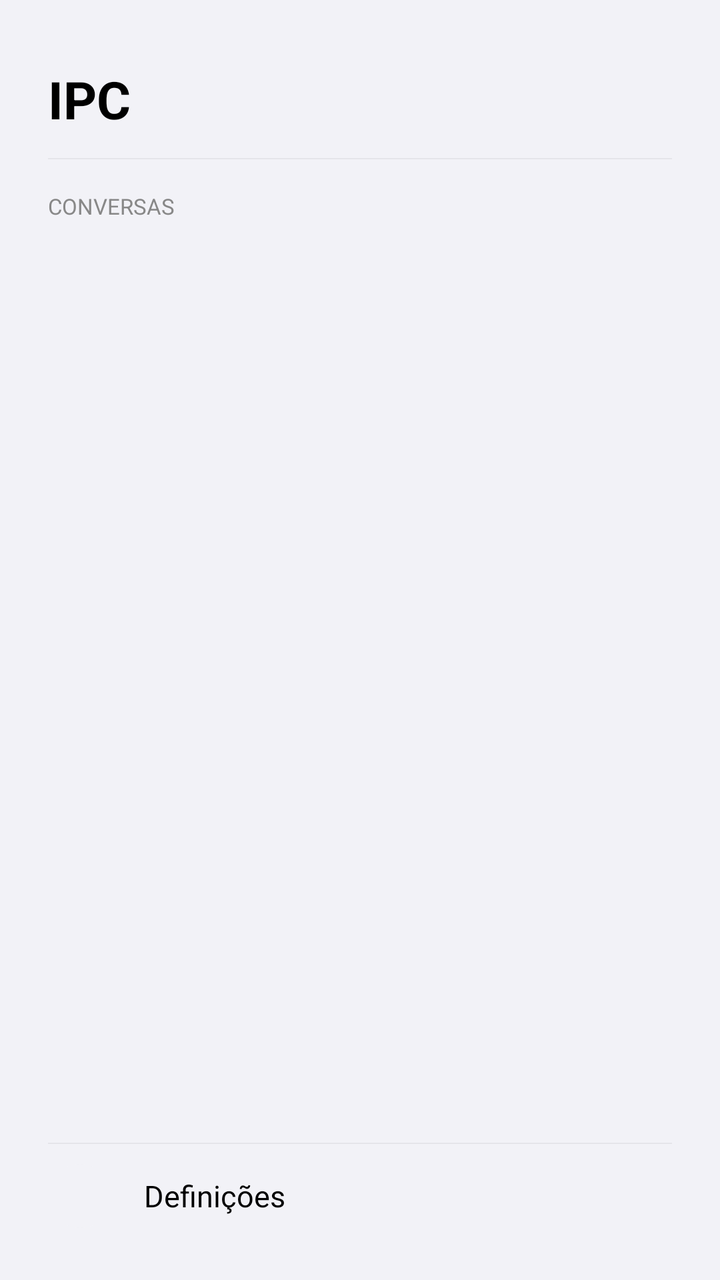
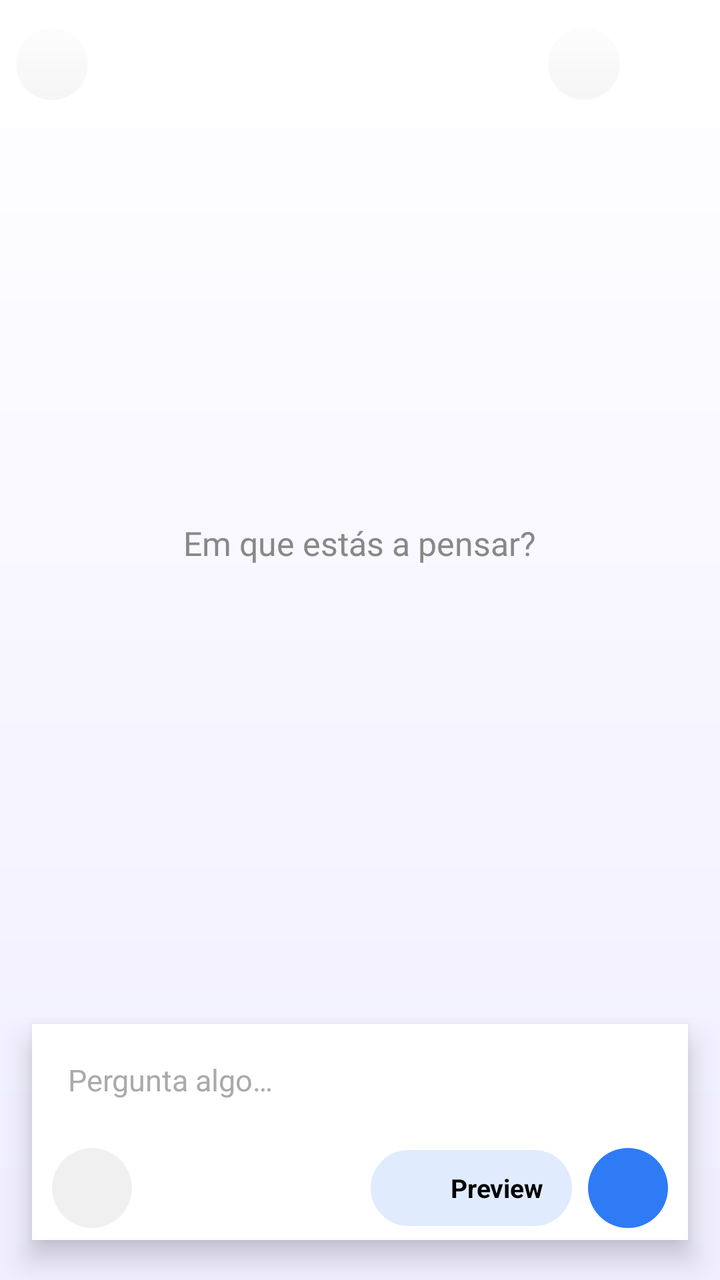

Screens rendered from an Android XML layout before and after an edit, with the pre-edit source and the edit as a unified diff.
<!-- AndroidManifest.xml: application theme Theme.IPC -->
<!-- res/layout/activity_main.xml -->
<?xml version="1.0" encoding="utf-8"?>
<FrameLayout
    xmlns:android="http://schemas.android.com/apk/res/android"
    xmlns:app="http://schemas.android.com/apk/res-auto"
    android:id="@+id/rootFrame"
    android:layout_width="match_parent"
    android:layout_height="match_parent"
    android:background="@color/drawer_background">

    
    <LinearLayout
        android:id="@+id/drawerContainer"
        android:layout_width="match_parent"
        android:layout_height="match_parent"
        android:layout_gravity="start"
        android:orientation="vertical"
        android:background="@color/drawer_background"
        android:fitsSystemWindows="true"
        android:elevation="12dp">

        <LinearLayout
            android:layout_width="match_parent"
            android:layout_height="wrap_content"
            android:orientation="vertical"
            android:paddingStart="24dp"
            android:paddingEnd="24dp"
            android:paddingTop="32dp"
            android:paddingBottom="12dp">

            <TextView
                android:id="@+id/drawerAppName"
                android:layout_width="wrap_content"
                android:layout_height="wrap_content"
                android:text="IPC"
                android:textSize="26sp"
                android:textStyle="bold"
                android:textColor="@color/drawer_text" />
        </LinearLayout>

        <View
            android:layout_width="match_parent"
            android:layout_height="0.5dp"
            android:layout_marginStart="24dp"
            android:layout_marginEnd="24dp"
            android:layout_marginBottom="4dp"
            android:background="@color/divider" />

        <TextView
            android:layout_width="wrap_content"
            android:layout_height="wrap_content"
            android:text="@string/drawer_conversations"
            android:textSize="11sp"
            android:textAllCaps="true"
            android:textColor="@color/settings_section_label"
            android:paddingStart="24dp"
            android:paddingTop="12dp"
            android:paddingBottom="6dp" />

        <ScrollView
            android:layout_width="match_parent"
            android:layout_height="0dp"
            android:layout_weight="1"
            android:overScrollMode="never">

            <LinearLayout
                android:id="@+id/drawerConversationsList"
                android:layout_width="match_parent"
                android:layout_height="wrap_content"
                android:orientation="vertical"
                android:paddingBottom="8dp" />
        </ScrollView>

        <View
            android:layout_width="match_parent"
            android:layout_height="0.5dp"
            android:layout_marginStart="24dp"
            android:layout_marginEnd="24dp"
            android:background="@color/divider" />

        <LinearLayout
            android:id="@+id/drawerItemSettings"
            android:layout_width="match_parent"
            android:layout_height="52dp"
            android:orientation="horizontal"
            android:gravity="center_vertical"
            android:paddingStart="24dp"
            android:paddingEnd="24dp"
            android:background="?attr/selectableItemBackground">

            <FrameLayout
                android:layout_width="32dp"
                android:layout_height="32dp"
                android:background="@drawable/drawer_icon_bg"
                android:layout_marginEnd="16dp">

                <ImageView
                    android:id="@+id/drawerIconSettings"
                    android:layout_width="14dp"
                    android:layout_height="14dp"
                    android:layout_gravity="center" />
            </FrameLayout>

            <TextView
                android:layout_width="0dp"
                android:layout_height="wrap_content"
                android:layout_weight="1"
                android:text="@string/drawer_settings"
                android:textSize="15sp"
                android:textColor="@color/drawer_text" />

            <ImageView
                android:id="@+id/drawerChevronSettings"
                android:layout_width="13dp"
                android:layout_height="13dp" />
        </LinearLayout>

        <View
            android:id="@+id/drawerNavSpacer"
            android:layout_width="match_parent"
            android:layout_height="16dp" />
    </LinearLayout>

    
    <androidx.coordinatorlayout.widget.CoordinatorLayout
        android:id="@+id/coordinatorLayout"
        android:layout_width="match_parent"
        android:layout_height="match_parent"
        android:background="@drawable/bg_gradient_blue"
        android:elevation="8dp"
        android:outlineProvider="bounds">

        
        <FrameLayout
            android:id="@+id/contentContainer"
            android:layout_width="match_parent"
            android:layout_height="match_parent">

            <com.google.android.material.appbar.AppBarLayout
                android:id="@+id/appBarLayout"
                android:layout_width="match_parent"
                android:layout_height="wrap_content"
                android:background="@color/appbar_solid"
                android:fitsSystemWindows="false"
                app:elevation="0dp"
                app:liftOnScroll="false">

                <FrameLayout
                    android:layout_width="match_parent"
                    android:layout_height="wrap_content">

                    <RelativeLayout
                        android:layout_width="match_parent"
                        android:layout_height="?attr/actionBarSize"
                        android:paddingStart="8dp"
                        android:paddingEnd="8dp">

                        <FrameLayout
                            android:layout_width="36dp"
                            android:layout_height="36dp"
                            android:layout_centerVertical="true"
                            android:layout_alignParentStart="true"
                            android:background="@drawable/appbar_btn_bg"
                            android:clickable="true"
                            android:focusable="true">

                            <ImageView
                                android:id="@+id/btnMenu"
                                android:layout_width="17dp"
                                android:layout_height="17dp"
                                android:layout_gravity="center"
                                android:background="?attr/selectableItemBackgroundBorderless" />
                        </FrameLayout>

                        <LinearLayout
                            android:layout_width="wrap_content"
                            android:layout_height="wrap_content"
                            android:orientation="horizontal"
                            android:gravity="center_vertical"
                            android:layout_centerVertical="true"
                            android:layout_alignParentEnd="true">

                            <FrameLayout
                                android:id="@+id/btnNewChat"
                                android:layout_width="36dp"
                                android:layout_height="36dp"
                                android:layout_marginEnd="6dp"
                                android:background="@drawable/appbar_btn_bg"
                                android:clickable="true"
                                android:focusable="true">

                                <ImageView
                                    android:id="@+id/btnNewChatIcon"
                                    android:layout_width="17dp"
                                    android:layout_height="17dp"
                                    android:layout_gravity="center"
                                    android:background="?attr/selectableItemBackgroundBorderless" />
                            </FrameLayout>

                            <FrameLayout
                                android:id="@+id/btnMoreWrapper"
                                android:layout_width="36dp"
                                android:layout_height="36dp"
                                android:background="@drawable/appbar_btn_bg"
                                android:clickable="true"
                                android:focusable="true"
                                android:visibility="invisible">

                                <ImageView
                                    android:id="@+id/btnMore"
                                    android:layout_width="17dp"
                                    android:layout_height="17dp"
                                    android:layout_gravity="center"
                                    android:background="?attr/selectableItemBackgroundBorderless" />
                            </FrameLayout>
                        </LinearLayout>
                    </RelativeLayout>
                </FrameLayout>
            </com.google.android.material.appbar.AppBarLayout>

            <View
                android:id="@+id/appBarGradient"
                android:layout_width="match_parent"
                android:layout_height="80dp"
                android:background="@drawable/appbar_gradient"
                app:layout_behavior="@string/appbar_scrolling_view_behavior" />

            <androidx.recyclerview.widget.RecyclerView
                android:id="@+id/chatRecyclerView"
                android:layout_width="match_parent"
                android:layout_height="match_parent"
                android:paddingStart="16dp"
                android:paddingEnd="16dp"
                android:paddingTop="8dp"
                android:paddingBottom="160dp"
                android:clipToPadding="false"
                android:overScrollMode="never"
                android:visibility="gone"
                app:layout_behavior="@string/appbar_scrolling_view_behavior" />

            <LinearLayout
                android:id="@+id/previewState"
                android:layout_width="match_parent"
                android:layout_height="match_parent"
                android:orientation="vertical"
                android:gravity="center_horizontal"
                android:paddingTop="100dp"
                android:paddingBottom="140dp"
                android:paddingStart="32dp"
                android:paddingEnd="32dp"
                android:visibility="gone"
                app:layout_behavior="@string/appbar_scrolling_view_behavior">

                <ImageView
                    android:id="@+id/previewImage"
                    android:layout_width="96dp"
                    android:layout_height="96dp"
                    android:scaleType="fitCenter"
                    android:adjustViewBounds="true" />

                <TextView
                    android:id="@+id/previewTitle"
                    android:layout_width="wrap_content"
                    android:layout_height="wrap_content"
                    android:layout_marginTop="20dp"
                    android:text="Resultado da Análise"
                    android:textSize="26sp"
                    android:textStyle="bold"
                    android:textColor="@color/text_primary"
                    android:gravity="center" />

                <TextView
                    android:id="@+id/previewSubtitle"
                    android:layout_width="wrap_content"
                    android:layout_height="wrap_content"
                    android:layout_marginTop="8dp"
                    android:text="O output da sua consulta será apresentado aqui."
                    android:textSize="17sp"
                    android:textColor="@color/text_hint"
                    android:gravity="center"
                    android:lineSpacingMultiplier="1.4" />
            </LinearLayout>

            <LinearLayout
                android:id="@+id/emptyState"
                android:layout_width="match_parent"
                android:layout_height="match_parent"
                android:orientation="vertical"
                android:gravity="center_horizontal"
                android:paddingTop="100dp"
                android:paddingBottom="160dp"
                android:paddingStart="32dp"
                android:paddingEnd="32dp"
                app:layout_behavior="@string/appbar_scrolling_view_behavior">

                <ImageView
                    android:id="@+id/emptyLogo"
                    android:layout_width="72dp"
                    android:layout_height="72dp"
                    android:scaleType="fitCenter"
                    android:adjustViewBounds="true"
                    android:layout_marginBottom="16dp" />

                <TextView
                    android:id="@+id/emptyGreeting"
                    android:layout_width="wrap_content"
                    android:layout_height="wrap_content"
                    android:textSize="48sp"
                    android:textStyle="bold"
                    android:textColor="@color/text_primary"
                    android:gravity="center" />

                <TextView
                    android:id="@+id/emptySubtitle"
                    android:layout_width="wrap_content"
                    android:layout_height="wrap_content"
                    android:layout_marginTop="8dp"
                    android:text="Em que estás a pensar?"
                    android:textSize="16.5sp"
                    android:textColor="@color/text_secondary"
                    android:gravity="center" />
            </LinearLayout>

            <View
                android:id="@+id/drawerScrim"
                android:layout_width="match_parent"
                android:layout_height="match_parent"
                android:background="@android:color/transparent"
                android:visibility="gone"
                android:clickable="true"
                android:focusable="true" />

            <FrameLayout
                android:id="@+id/popupOverlay"
                android:layout_width="match_parent"
                android:layout_height="match_parent"
                android:visibility="gone"
                android:clickable="true"
                android:focusable="true"
                android:background="#44000000">

                <LinearLayout
                    android:id="@+id/popupMenu"
                    android:layout_width="210dp"
                    android:layout_height="wrap_content"
                    android:layout_gravity="top|end"
                    android:layout_marginTop="56dp"
                    android:layout_marginEnd="8dp"
                    android:orientation="vertical"
                    android:background="@drawable/popup_menu_bg"
                    android:elevation="20dp"
                    android:clickable="true"
                    android:focusable="true">

                    <LinearLayout
                        android:id="@+id/popupItemCamera"
                        android:layout_width="match_parent"
                        android:layout_height="52dp"
                        android:orientation="horizontal"
                        android:gravity="center_vertical"
                        android:paddingStart="16dp"
                        android:paddingEnd="16dp"
                        android:background="?attr/selectableItemBackground"
                        android:clickable="true"
                        android:focusable="true">

                        <ImageView
                            android:id="@+id/popupCameraIcon"
                            android:layout_width="20dp"
                            android:layout_height="20dp"
                            android:layout_marginEnd="14dp" />

                        <TextView
                            android:layout_width="0dp"
                            android:layout_height="wrap_content"
                            android:layout_weight="1"
                            android:text="Câmara"
                            android:textSize="15sp"
                            android:textColor="@color/text_primary" />
                    </LinearLayout>

                    <LinearLayout
                        android:id="@+id/popupItemImport"
                        android:layout_width="match_parent"
                        android:layout_height="52dp"
                        android:orientation="horizontal"
                        android:gravity="center_vertical"
                        android:paddingStart="16dp"
                        android:paddingEnd="16dp"
                        android:background="?attr/selectableItemBackground"
                        android:clickable="true"
                        android:focusable="true">

                        <ImageView
                            android:id="@+id/popupImportIcon"
                            android:layout_width="20dp"
                            android:layout_height="20dp"
                            android:layout_marginEnd="14dp" />

                        <TextView
                            android:layout_width="0dp"
                            android:layout_height="wrap_content"
                            android:layout_weight="1"
                            android:text="Importar Ficheiro"
                            android:textSize="15sp"
                            android:textColor="@color/text_primary" />
                    </LinearLayout>

                    <LinearLayout
                        android:id="@+id/popupItemUrl"
                        android:layout_width="match_parent"
                        android:layout_height="52dp"
                        android:orientation="horizontal"
                        android:gravity="center_vertical"
                        android:paddingStart="16dp"
                        android:paddingEnd="16dp"
                        android:background="?attr/selectableItemBackground"
                        android:clickable="true"
                        android:focusable="true"
                        android:alpha="0.4">

                        <ImageView
                            android:id="@+id/popupUrlIcon"
                            android:layout_width="20dp"
                            android:layout_height="20dp"
                            android:layout_marginEnd="14dp" />

                        <TextView
                            android:layout_width="0dp"
                            android:layout_height="wrap_content"
                            android:layout_weight="1"
                            android:text="URL / Link"
                            android:textSize="15sp"
                            android:textColor="@color/text_primary" />
                    </LinearLayout>

                    <LinearLayout
                        android:id="@+id/popupItemExtras"
                        android:layout_width="match_parent"
                        android:layout_height="52dp"
                        android:orientation="horizontal"
                        android:gravity="center_vertical"
                        android:paddingStart="16dp"
                        android:paddingEnd="16dp"
                        android:background="?attr/selectableItemBackground"
                        android:clickable="true"
                        android:focusable="true">

                        <ImageView
                            android:id="@+id/popupExtrasIcon"
                            android:layout_width="20dp"
                            android:layout_height="20dp"
                            android:layout_marginEnd="14dp" />

                        <TextView
                            android:layout_width="0dp"
                            android:layout_height="wrap_content"
                            android:layout_weight="1"
                            android:text="Extras"
                            android:textSize="15sp"
                            android:textColor="@color/text_primary" />
                    </LinearLayout>
                </LinearLayout>
            </FrameLayout>

            <FrameLayout
                android:id="@+id/convPopupOverlay"
                android:layout_width="match_parent"
                android:layout_height="match_parent"
                android:visibility="gone"
                android:clickable="true"
                android:focusable="true"
                android:background="#44000000" />
        </FrameLayout>

        
        <LinearLayout
            android:id="@+id/bottomNavWrapper"
            android:layout_width="match_parent"
            android:layout_height="wrap_content"
            android:layout_gravity="bottom"
            android:orientation="vertical"
            android:layout_marginStart="16dp"
            android:layout_marginEnd="16dp"
            android:layout_marginBottom="20dp"
            android:elevation="8dp"
            android:background="@color/bottom_bar_solid">

            <View
                android:id="@+id/bottomBlurBg"
                android:layout_width="match_parent"
                android:layout_height="wrap_content"
                android:visibility="gone" />

            <LinearLayout
                android:id="@+id/inputRow"
                android:layout_width="match_parent"
                android:layout_height="wrap_content"
                android:orientation="horizontal"
                android:gravity="bottom"
                android:paddingStart="18dp"
                android:paddingEnd="18dp"
                android:paddingTop="12dp"
                android:paddingBottom="12dp"
                android:minHeight="56dp">

                <EditText
                    android:id="@+id/inputMessage"
                    android:layout_width="match_parent"
                    android:layout_height="wrap_content"
                    android:layout_gravity="center_vertical"
                    android:hint="@string/input_hint"
                    android:textSize="15sp"
                    android:textColor="@color/text_primary"
                    android:textColorHint="@color/text_hint"
                    android:background="@null"
                    android:inputType="textMultiLine|textCapSentences"
                    android:minLines="1"
                    android:maxLines="5"
                    android:scrollbars="vertical"
                    android:gravity="center_vertical" />
            </LinearLayout>

            <LinearLayout
                android:id="@+id/bottomNav"
                android:layout_width="match_parent"
                android:layout_height="52dp"
                android:orientation="horizontal"
                android:gravity="center_vertical">

                <FrameLayout
                    android:id="@+id/btnBottomAdd"
                    android:layout_width="40dp"
                    android:layout_height="40dp"
                    android:layout_marginStart="10dp"
                    android:layout_marginEnd="4dp"
                    android:background="@drawable/add_circle_bg"
                    android:clickable="true"
                    android:focusable="true">

                    <ImageView
                        android:id="@+id/btnBottomAddIcon"
                        android:layout_width="18dp"
                        android:layout_height="18dp"
                        android:layout_gravity="center"
                        android:background="?attr/selectableItemBackgroundBorderless" />
                </FrameLayout>

                <View
                    android:layout_width="0dp"
                    android:layout_height="1dp"
                    android:layout_weight="1" />

                <FrameLayout
                    android:id="@+id/tabPreview"
                    android:layout_width="wrap_content"
                    android:layout_height="38dp"
                    android:background="@drawable/tab_preview_pill_bg"
                    android:clickable="true"
                    android:focusable="true"
                    android:paddingStart="14dp"
                    android:paddingEnd="14dp">

                    <LinearLayout
                        android:layout_width="wrap_content"
                        android:layout_height="wrap_content"
                        android:layout_gravity="center"
                        android:orientation="horizontal"
                        android:gravity="center_vertical">

                        <ImageView
                            android:id="@+id/tabPreviewIcon"
                            android:layout_width="20dp"
                            android:layout_height="20dp"
                            android:layout_marginEnd="6dp" />

                        <TextView
                            android:id="@+id/tabPreviewLabel"
                            android:layout_width="wrap_content"
                            android:layout_height="wrap_content"
                            android:text="Preview"
                            android:textSize="13sp"
                            android:textStyle="bold"
                            android:textColor="@color/text_primary" />
                    </LinearLayout>
                </FrameLayout>

                <FrameLayout
                    android:layout_width="40dp"
                    android:layout_height="40dp"
                    android:layout_marginStart="8dp"
                    android:layout_marginEnd="10dp">

                    <FrameLayout
                        android:id="@+id/btnRecord"
                        android:layout_width="40dp"
                        android:layout_height="40dp"
                        android:background="@drawable/send_btn_bg"
                        android:clickable="true"
                        android:focusable="true">

                        <ImageView
                            android:id="@+id/btnRecordIcon"
                            android:layout_width="18dp"
                            android:layout_height="18dp"
                            android:layout_gravity="center" />
                    </FrameLayout>

                    <FrameLayout
                        android:id="@+id/btnSend"
                        android:layout_width="40dp"
                        android:layout_height="40dp"
                        android:background="@drawable/send_btn_bg"
                        android:clickable="true"
                        android:focusable="true"
                        android:visibility="gone"
                        android:alpha="0">

                        <ImageView
                            android:id="@+id/btnSendIcon"
                            android:layout_width="15dp"
                            android:layout_height="15dp"
                            android:layout_gravity="center"
                            android:src="@drawable/ic_send_arrow" />
                    </FrameLayout>
                </FrameLayout>
            </LinearLayout>
        </LinearLayout>
    </androidx.coordinatorlayout.widget.CoordinatorLayout>
</FrameLayout>
<!-- resources referenced by this layout -->
<resources>
  <color name="appbar_solid">#FFFFFFFF</color>
  <color name="bottom_bar_solid">#FFFFFFFF</color>
  <color name="divider">#E5E5EA</color>
  <color name="drawer_background">#F2F2F7</color>
  <color name="drawer_text">#000000</color>
  <color name="settings_section_label">#888888</color>
  <color name="text_hint">#AAAAAA</color>
  <color name="text_primary">#000000</color>
  <color name="text_secondary">#888888</color>
  <!-- drawable add_circle_bg (drawable) -->
  <?xml version="1.0" encoding="utf-8"?>
  <shape xmlns:android="http://schemas.android.com/apk/res/android"
      android:shape="oval">
      <solid android:color="@color/appbar_btn_bg_color" />
  </shape>
  <!-- drawable appbar_btn_bg (drawable) -->
  <?xml version="1.0" encoding="utf-8"?>
  <shape xmlns:android="http://schemas.android.com/apk/res/android"
      android:shape="oval">
      <solid android:color="@color/appbar_btn_bg_color" />
  </shape>
  <!-- drawable appbar_gradient (drawable) -->
  <?xml version="1.0" encoding="utf-8"?>
  <shape xmlns:android="http://schemas.android.com/apk/res/android">
      <gradient
          android:type="linear"
          android:angle="270"
          android:startColor="@color/appbar_solid"
          android:endColor="@android:color/transparent" />
  </shape>
  <!-- drawable bg_gradient_blue (drawable) -->
  <?xml version="1.0" encoding="utf-8"?>
  <shape xmlns:android="http://schemas.android.com/apk/res/android"
      android:shape="rectangle">
      <gradient
          android:type="linear"
          android:angle="270"
          android:startColor="#FFFFFF"
          android:endColor="#F0EEFF" />
  </shape>
  <!-- drawable drawer_icon_bg (drawable) -->
  <?xml version="1.0" encoding="utf-8"?>
  <shape xmlns:android="http://schemas.android.com/apk/res/android"
      android:shape="oval">
      <solid android:color="@color/card_background" />
  </shape>
  <!-- drawable ic_send_arrow (drawable) -->
  <?xml version="1.0" encoding="utf-8"?>
  <vector xmlns:android="http://schemas.android.com/apk/res/android"
      android:width="18dp"
      android:height="18dp"
      android:viewportWidth="24"
      android:viewportHeight="24">
      <path
          android:fillColor="@android:color/transparent"
          android:strokeColor="@color/send_icon_color"
          android:strokeWidth="2.2"
          android:strokeLineCap="round"
          android:strokeLineJoin="round"
          android:pathData="M12,19 L12,5 M5,12 L12,5 L19,12" />
  </vector>
  <!-- drawable popup_menu_bg (drawable) -->
  <?xml version="1.0" encoding="utf-8"?>
  <shape xmlns:android="http://schemas.android.com/apk/res/android"
      android:shape="rectangle">
      <solid android:color="@color/card_background" />
      <corners android:radius="14dp" />
  </shape>
  <!-- drawable send_btn_bg (drawable) -->
  <?xml version="1.0" encoding="utf-8"?>
  <shape xmlns:android="http://schemas.android.com/apk/res/android"
      android:shape="oval">
      <solid android:color="@color/send_btn_color" />
  </shape>
  <!-- drawable tab_preview_pill_bg (drawable) -->
  <?xml version="1.0" encoding="utf-8"?>
  <shape xmlns:android="http://schemas.android.com/apk/res/android"
      android:shape="rectangle">
      <corners android:radius="20dp" />
      <solid android:color="@color/tab_preview_pill_bg" />
  </shape>
  <string name="drawer_conversations">Conversas</string>
  <string name="drawer_settings">Definições</string>
  <string name="input_hint">Pergunta algo…</string>
  <color name="appbar_btn_bg_color">#0F000000</color>
  <color name="card_background">#F2F2F7</color>
  <color name="send_icon_color">#FFFFFF</color>
  <color name="send_btn_color">#2F7BF6</color>
  <color name="tab_preview_pill_bg">#E0EBFE</color>
  <color name="colorPrimary">#2F7BF6</color>
  <color name="surface">#FFFFFF</color>
  <color name="dialog_background">#F2F2F7</color>
  <color name="ripple_color">#1A000000</color>
  <color name="cursor_color">#2F7BF6</color>
  <color name="background">#FFFFFF</color>
  <!-- unchanged entries left out for length: 1 -->
</resources>

<!-- the commit's change to res/layout/activity_main.xml (unified diff, before → after) -->
@@ -16,7 +16,7 @@
         android:orientation="vertical"
         android:background="@color/drawer_background"
         android:fitsSystemWindows="true"
-        android:elevation="12dp">
+        android:elevation="0dp">
 
         <LinearLayout
             android:layout_width="match_parent"
